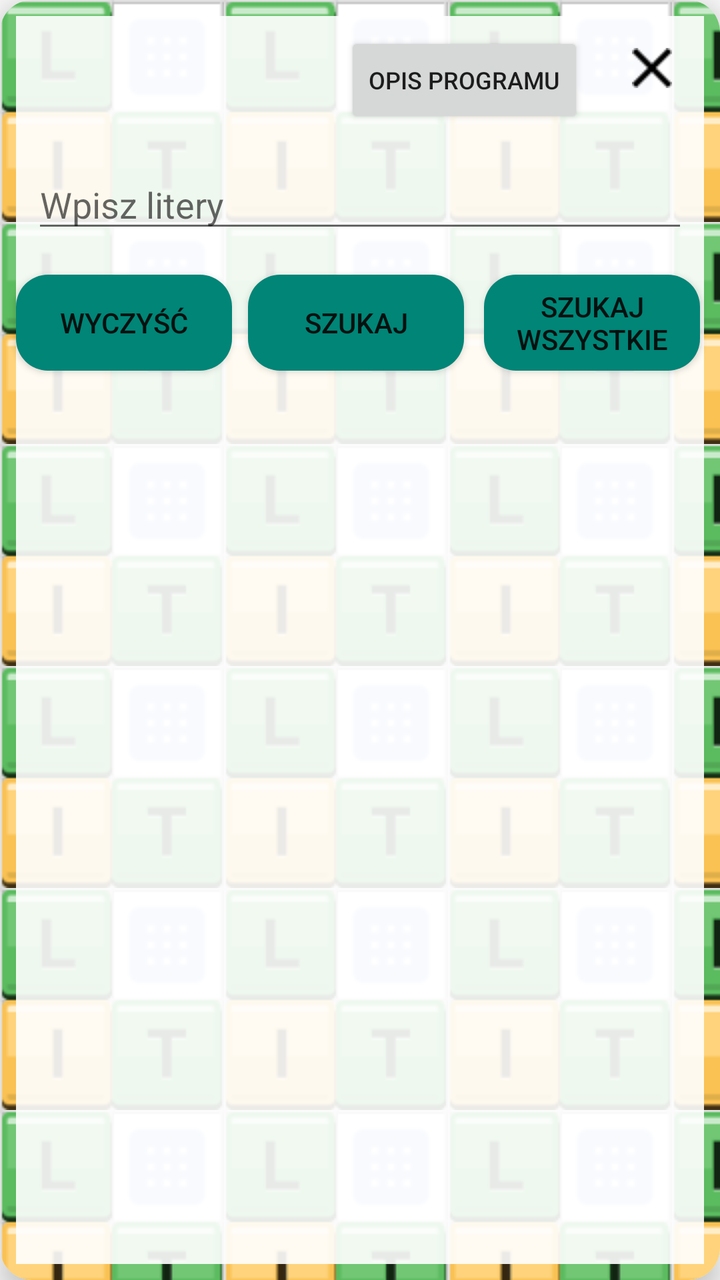
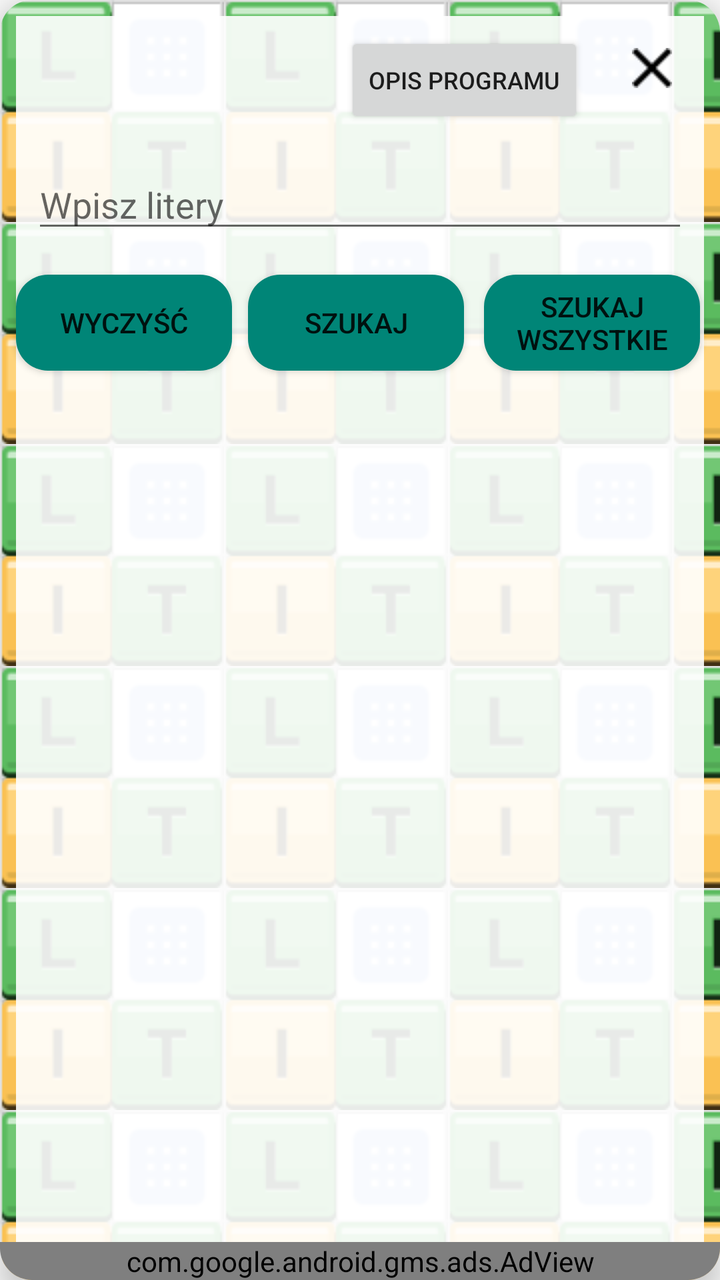

Before-and-after screenshots of an Android layout around one commit, followed by the original layout XML and the change that was made.
<!-- AndroidManifest.xml: application theme Theme.AppCompat.DayNight.NoActionBar -->
<!-- res/layout/activity_main.xml -->
<?xml version="1.0" encoding="utf-8"?>
<androidx.cardview.widget.CardView
    xmlns:android="http://schemas.android.com/apk/res/android"
    xmlns:app="http://schemas.android.com/apk/res-auto"
    android:layout_width="match_parent"
    android:layout_height="match_parent"
    android:layout_margin="16dp"
    app:cardCornerRadius="16dp"
    app:cardElevation="8dp"
    app:cardBackgroundColor="#FFFFFF">

    <androidx.constraintlayout.widget.ConstraintLayout
        android:layout_width="match_parent"
        android:layout_height="match_parent"
        android:background="@drawable/background">

        <ImageButton
            android:id="@+id/closeButton"
            android:layout_width="wrap_content"
            android:layout_height="wrap_content"
            android:src="@drawable/ic_close"
            android:background="@drawable/imagebutton_background"
            android:padding="8dp"
            android:layout_marginEnd="16dp"
            android:layout_marginTop="16dp"
            app:layout_constraintEnd_toEndOf="parent"
            app:layout_constraintTop_toTopOf="parent" />

        <Button
            android:id="@+id/showDescriptionButton"
            android:layout_width="wrap_content"
            android:layout_height="wrap_content"
            android:text="Opis Programu"
            android:textSize="12sp"
            android:layout_marginEnd="16dp"
            app:layout_constraintEnd_toStartOf="@id/closeButton"
            app:layout_constraintTop_toTopOf="@id/closeButton" />

        <TextView
            android:id="@+id/programDescription"
            android:layout_width="0dp"
            android:layout_height="wrap_content"
            android:visibility="gone"
            android:padding="16dp"
            android:textColor="#000000"
            android:text="@string/program_description_html"
            app:layout_constraintTop_toBottomOf="@id/showDescriptionButton"
            app:layout_constraintStart_toStartOf="parent"
            app:layout_constraintEnd_toEndOf="parent" />

        <ProgressBar
            android:id="@+id/progressBar"
            style="?android:attr/progressBarStyleHorizontal"
            android:layout_width="0dp"
            android:layout_height="wrap_content"
            android:layout_marginStart="16dp"
            android:layout_marginEnd="16dp"
            android:layout_marginTop="8dp"
            android:visibility="gone"
            app:layout_constraintTop_toBottomOf="@id/programDescription"
            app:layout_constraintStart_toStartOf="parent"
            app:layout_constraintEnd_toEndOf="parent" />

        <EditText
            android:id="@+id/inputField"
            android:layout_width="0dp"
            android:layout_height="wrap_content"
            android:hint="Wpisz litery"
            android:inputType="textNoSuggestions"
            android:layout_marginStart="16dp"
            android:layout_marginEnd="16dp"
            android:layout_marginTop="16dp"
            app:layout_constraintTop_toBottomOf="@id/progressBar"
            app:layout_constraintStart_toStartOf="parent"
            app:layout_constraintEnd_toEndOf="parent" />

        <Button
            android:id="@+id/clearButton"
            android:layout_width="0dp"
            android:layout_height="wrap_content"
            android:text="Wyczyść"
            android:layout_marginStart="8dp"
            android:layout_marginTop="16dp"
            android:background="@drawable/button_background"
            app:layout_constraintWidth_percent="0.3"
            app:layout_constraintTop_toBottomOf="@id/inputField"
            app:layout_constraintStart_toStartOf="parent" />

        <Button
            android:id="@+id/searchFromAllButton"
            android:layout_width="0dp"
            android:layout_height="wrap_content"
            android:text="Szukaj"
            android:layout_marginStart="8dp"
            android:layout_marginTop="16dp"
            android:background="@drawable/button_background"
            app:layout_constraintWidth_percent="0.3"
            app:layout_constraintTop_toBottomOf="@id/inputField"
            app:layout_constraintStart_toEndOf="@id/clearButton" />

        <Button
            android:id="@+id/searchAllButton"
            android:layout_width="0dp"
            android:layout_height="wrap_content"
            android:text="Szukaj wszystkie"
            android:layout_marginStart="8dp"
            android:layout_marginTop="16dp"
            android:layout_marginEnd="8dp"
            android:background="@drawable/button_background"
            app:layout_constraintWidth_percent="0.3"
            app:layout_constraintTop_toBottomOf="@id/inputField"
            app:layout_constraintStart_toEndOf="@id/searchFromAllButton"
            app:layout_constraintEnd_toEndOf="parent" />

        <ListView
            android:id="@+id/wordList"
            android:layout_width="0dp"
            android:layout_height="0dp"
            android:layout_margin="16dp"
            app:layout_constraintTop_toBottomOf="@id/searchAllButton"
            app:layout_constraintStart_toStartOf="parent"
            app:layout_constraintEnd_toEndOf="parent"
            app:layout_constraintBottom_toTopOf="@id/infoLabel" />

        <TextView
            android:id="@+id/infoLabel"
            android:layout_width="0dp"
            android:layout_height="wrap_content"
            android:text=""
            android:textAlignment="center"
            android:textColor="@android:color/holo_green_dark"
            android:layout_margin="16dp"
            app:layout_constraintBottom_toBottomOf="parent"
            app:layout_constraintStart_toStartOf="parent"
            app:layout_constraintEnd_toEndOf="parent" />

    </androidx.constraintlayout.widget.ConstraintLayout>
</androidx.cardview.widget.CardView>
<!-- resources referenced by this layout -->
<resources>
  <!-- drawable background (drawable) -->
  <layer-list xmlns:android="http://schemas.android.com/apk/res/android">
      <item>
          <bitmap
              android:src="@drawable/literaki_plansza"
              android:tileMode="repeat"
              android:gravity="top|left" />
      </item>
      <item android:bottom="8dp" android:left="8dp" android:right="8dp" android:top="8dp">
          <shape android:shape="rectangle">
              <solid android:color="#E6FFFFFF"/>
          </shape>
      </item>
  </layer-list>
  <!-- drawable button_background (drawable) -->
  <shape xmlns:android="http://schemas.android.com/apk/res/android">
      <solid android:color="?android:attr/colorAccent"/>
      <corners android:radius="16dp"/>
  </shape>
  <!-- drawable ic_close: png bitmap (drawable, 242 bytes) -->
  <!-- drawable imagebutton_background (drawable) -->
  <shape xmlns:android="http://schemas.android.com/apk/res/android"
      android:shape="rectangle">
      <solid android:color="@android:color/transparent" /> 
      <corners android:radius="8dp" /> 
  </shape>
  <string name="program_description_html">
  Program LITERA umożliwia wyszukiwanie słów na podstawie wprowadzonych liter i spacji.
  W polu tekstowym możesz wprowadzić litery i maksymalnie jedną spację, z których chcesz ułożyć słowa.
  Po wciśnięciu przycisku SZUKAJ program znajdzie wszystkie słowa, które można ułożyć z wszystkich podanych liter.
  Jeśli wciśniesz przycisk SZUKAJ WSZYSTKIE program znajdzie wszystkie słowa, które można ułożyć z podanych znaków, niekoniecznie z wszystkich.
  Jeśli wśród wpisanych znaków jest spacja program zastępuje ją po kolei wszystkimi literami polskiego alfabetu. Uwaga ! - duża ilość liter i spacja może spowodować długie szukanie słów. Zależy to od szybkości urządzenia.
          
          Autor programu: Mariusz Jurczyk-Kepke, e-mail: mariokey@go2.pl
      </string>
  <!-- drawable literaki_plansza: png bitmap (drawable, 2555 bytes) -->
</resources>

<!-- the commit's change to res/layout/activity_main.xml (unified diff, before → after) -->
@@ -1,7 +1,7 @@
 <?xml version="1.0" encoding="utf-8"?>
-<androidx.cardview.widget.CardView
-    xmlns:android="http://schemas.android.com/apk/res/android"
+<androidx.cardview.widget.CardView xmlns:android="http://schemas.android.com/apk/res/android"
     xmlns:app="http://schemas.android.com/apk/res-auto"
+    xmlns:ads="http://schemas.android.com/apk/res-auto"
     android:layout_width="match_parent"
     android:layout_height="match_parent"
     android:layout_margin="16dp"
@@ -9,130 +9,140 @@
     app:cardElevation="8dp"
     app:cardBackgroundColor="#FFFFFF">
 
-    <androidx.constraintlayout.widget.ConstraintLayout
-        android:layout_width="match_parent"
-        android:layout_height="match_parent"
-        android:background="@drawable/background">
+        <androidx.constraintlayout.widget.ConstraintLayout
+            android:layout_width="match_parent"
+            android:layout_height="match_parent"
+            android:background="@drawable/background">
 
-        <ImageButton
-            android:id="@+id/closeButton"
-            android:layout_width="wrap_content"
-            android:layout_height="wrap_content"
-            android:src="@drawable/ic_close"
-            android:background="@drawable/imagebutton_background"
-            android:padding="8dp"
-            android:layout_marginEnd="16dp"
-            android:layout_marginTop="16dp"
-            app:layout_constraintEnd_toEndOf="parent"
-            app:layout_constraintTop_toTopOf="parent" />
+                <ImageButton
+                    android:id="@+id/closeButton"
+                    android:layout_width="wrap_content"
+                    android:layout_height="wrap_content"
+                    android:src="@drawable/ic_close"
+                    android:background="@drawable/imagebutton_background"
+                    android:padding="8dp"
+                    android:layout_marginEnd="16dp"
+                    android:layout_marginTop="16dp"
+                    app:layout_constraintEnd_toEndOf="parent"
+                    app:layout_constraintTop_toTopOf="parent" />
 
-        <Button
-            android:id="@+id/showDescriptionButton"
-            android:layout_width="wrap_content"
-            android:layout_height="wrap_content"
-            android:text="Opis Programu"
-            android:textSize="12sp"
-            android:layout_marginEnd="16dp"
-            app:layout_constraintEnd_toStartOf="@id/closeButton"
-            app:layout_constraintTop_toTopOf="@id/closeButton" />
+                <Button
+                    android:id="@+id/showDescriptionButton"
+                    android:layout_width="wrap_content"
+                    android:layout_height="wrap_content"
+                    android:text="Opis Programu"
+                    android:textSize="12sp"
+                    android:layout_marginEnd="16dp"
+                    app:layout_constraintEnd_toStartOf="@id/closeButton"
+                    app:layout_constraintTop_toTopOf="@id/closeButton" />
 
-        <TextView
-            android:id="@+id/programDescription"
-            android:layout_width="0dp"
-            android:layout_height="wrap_content"
-            android:visibility="gone"
-            android:padding="16dp"
-            android:textColor="#000000"
-            android:text="@string/program_description_html"
-            app:layout_constraintTop_toBottomOf="@id/showDescriptionButton"
-            app:layout_constraintStart_toStartOf="parent"
-            app:layout_constraintEnd_toEndOf="parent" />
+                <TextView
+                    android:id="@+id/programDescription"
+                    android:layout_width="0dp"
+                    android:layout_height="wrap_content"
+                    android:visibility="gone"
+                    android:padding="16dp"
+                    android:textColor="#000000"
+                    android:text="@string/program_description_html"
+                    app:layout_constraintTop_toBottomOf="@id/showDescriptionButton"
+                    app:layout_constraintStart_toStartOf="parent"
+                    app:layout_constraintEnd_toEndOf="parent" />
 
-        <ProgressBar
-            android:id="@+id/progressBar"
-            style="?android:attr/progressBarStyleHorizontal"
-            android:layout_width="0dp"
-            android:layout_height="wrap_content"
-            android:layout_marginStart="16dp"
-            android:layout_marginEnd="16dp"
-            android:layout_marginTop="8dp"
-            android:visibility="gone"
-            app:layout_constraintTop_toBottomOf="@id/programDescription"
-            app:layout_constraintStart_toStartOf="parent"
-            app:layout_constraintEnd_toEndOf="parent" />
+                <ProgressBar
+                    android:id="@+id/progressBar"
+                    style="?android:attr/progressBarStyleHorizontal"
+                    android:layout_width="0dp"
+                    android:layout_height="wrap_content"
+                    android:layout_marginStart="16dp"
+                    android:layout_marginEnd="16dp"
+                    android:layout_marginTop="8dp"
+                    android:visibility="gone"
+                    app:layout_constraintTop_toBottomOf="@id/programDescription"
+                    app:layout_constraintStart_toStartOf="parent"
+                    app:layout_constraintEnd_toEndOf="parent" />
 
-        <EditText
-            android:id="@+id/inputField"
-            android:layout_width="0dp"
-            android:layout_height="wrap_content"
-            android:hint="Wpisz litery"
-            android:inputType="textNoSuggestions"
-            android:layout_marginStart="16dp"
-            android:layout_marginEnd="16dp"
-            android:layout_marginTop="16dp"
-            app:layout_constraintTop_toBottomOf="@id/progressBar"
-            app:layout_constraintStart_toStartOf="parent"
-            app:layout_constraintEnd_toEndOf="parent" />
+                <EditText
+                    android:id="@+id/inputField"
+                    android:layout_width="0dp"
+                    android:layout_height="wrap_content"
+                    android:hint="Wpisz litery"
+                    android:inputType="textNoSuggestions"
+                    android:layout_marginStart="16dp"
+                    android:layout_marginEnd="16dp"
+                    android:layout_marginTop="16dp"
+                    app:layout_constraintTop_toBottomOf="@id/progressBar"
+                    app:layout_constraintStart_toStartOf="parent"
+                    app:layout_constraintEnd_toEndOf="parent" />
 
-        <Button
-            android:id="@+id/clearButton"
-            android:layout_width="0dp"
-            android:layout_height="wrap_content"
-            android:text="Wyczyść"
-            android:layout_marginStart="8dp"
-            android:layout_marginTop="16dp"
-            android:background="@drawable/button_background"
-            app:layout_constraintWidth_percent="0.3"
-            app:layout_constraintTop_toBottomOf="@id/inputField"
-            app:layout_constraintStart_toStartOf="parent" />
+                <Button
+                    android:id="@+id/clearButton"
+                    android:layout_width="0dp"
+                    android:layout_height="wrap_content"
+                    android:text="Wyczyść"
+                    android:layout_marginStart="8dp"
+                    android:layout_marginTop="16dp"
+                    android:background="@drawable/button_background"
+                    app:layout_constraintWidth_percent="0.3"
+                    app:layout_constraintTop_toBottomOf="@id/inputField"
+                    app:layout_constraintStart_toStartOf="parent" />
 
-        <Button
-            android:id="@+id/searchFromAllButton"
-            android:layout_width="0dp"
-            android:layout_height="wrap_content"
-            android:text="Szukaj"
-            android:layout_marginStart="8dp"
-            android:layout_marginTop="16dp"
-            android:background="@drawable/button_background"
-            app:layout_constraintWidth_percent="0.3"
-            app:layout_constraintTop_toBottomOf="@id/inputField"
-            app:layout_constraintStart_toEndOf="@id/clearButton" />
+                <Button
+                    android:id="@+id/searchFromAllButton"
+                    android:layout_width="0dp"
+                    android:layout_height="wrap_content"
+                    android:text="Szukaj"
+                    android:layout_marginStart="8dp"
+                    android:layout_marginTop="16dp"
+                    android:background="@drawable/button_background"
+                    app:layout_constraintWidth_percent="0.3"
+                    app:layout_constraintTop_toBottomOf="@id/inputField"
+                    app:layout_constraintStart_toEndOf="@id/clearButton" />
 
-        <Button
-            android:id="@+id/searchAllButton"
-            android:layout_width="0dp"
-            android:layout_height="wrap_content"
-            android:text="Szukaj wszystkie"
-            android:layout_marginStart="8dp"
-            android:layout_marginTop="16dp"
-            android:layout_marginEnd="8dp"
-            android:background="@drawable/button_background"
-            app:layout_constraintWidth_percent="0.3"
-            app:layout_constraintTop_toBottomOf="@id/inputField"
-            app:layout_constraintStart_toEndOf="@id/searchFromAllButton"
-            app:layout_constraintEnd_toEndOf="parent" />
+                <Button
+                    android:id="@+id/searchAllButton"
+                    android:layout_width="0dp"
+                    android:layout_height="wrap_content"
+                    android:text="Szukaj wszystkie"
+                    android:layout_marginStart="8dp"
+                    android:layout_marginTop="16dp"
+                    android:layout_marginEnd="8dp"
+                    android:background="@drawable/button_background"
+                    app:layout_constraintWidth_percent="0.3"
+                    app:layout_constraintTop_toBottomOf="@id/inputField"
+                    app:layout_constraintStart_toEndOf="@id/searchFromAllButton"
+                    app:layout_constraintEnd_toEndOf="parent" />
 
-        <ListView
-            android:id="@+id/wordList"
-            android:layout_width="0dp"
-            android:layout_height="0dp"
-            android:layout_margin="16dp"
-            app:layout_constraintTop_toBottomOf="@id/searchAllButton"
-            app:layout_constraintStart_toStartOf="parent"
-            app:layout_constraintEnd_toEndOf="parent"
-            app:layout_constraintBottom_toTopOf="@id/infoLabel" />
+                <ListView
+                    android:id="@+id/wordList"
+                    android:layout_width="0dp"
+                    android:layout_height="0dp"
+                    android:layout_margin="16dp"
+                    app:layout_constraintTop_toBottomOf="@id/searchAllButton"
+                    app:layout_constraintStart_toStartOf="parent"
+                    app:layout_constraintEnd_toEndOf="parent"
+                    app:layout_constraintBottom_toTopOf="@id/infoLabel" />
 
-        <TextView
-            android:id="@+id/infoLabel"
-            android:layout_width="0dp"
-            android:layout_height="wrap_content"
-            android:text=""
-            android:textAlignment="center"
-            android:textColor="@android:color/holo_green_dark"
-            android:layout_margin="16dp"
-            app:layout_constraintBottom_toBottomOf="parent"
-            app:layout_constraintStart_toStartOf="parent"
-            app:layout_constraintEnd_toEndOf="parent" />
+                <TextView
+                    android:id="@+id/infoLabel"
+                    android:layout_width="0dp"
+                    android:layout_height="wrap_content"
+                    android:text=""
+                    android:textAlignment="center"
+                    android:textColor="@android:color/holo_green_dark"
+                    android:layout_margin="16dp"
+                    app:layout_constraintBottom_toTopOf="@id/adView"
+                    app:layout_constraintStart_toStartOf="parent"
+                    app:layout_constraintEnd_toEndOf="parent" />
 
-    </androidx.constraintlayout.widget.ConstraintLayout>
+                <com.google.android.gms.ads.AdView
+                    android:id="@+id/adView"
+                    android:layout_width="match_parent"
+                    android:layout_height="wrap_content"
+                    ads:adSize="BANNER"
+                    ads:adUnitId="ca-app-pub-3940256099942544/6300978111"
+                    app:layout_constraintBottom_toBottomOf="parent"
+                    app:layout_constraintStart_toStartOf="parent"
+                    app:layout_constraintEnd_toEndOf="parent" />
+
+        </androidx.constraintlayout.widget.ConstraintLayout>
 </androidx.cardview.widget.CardView>
